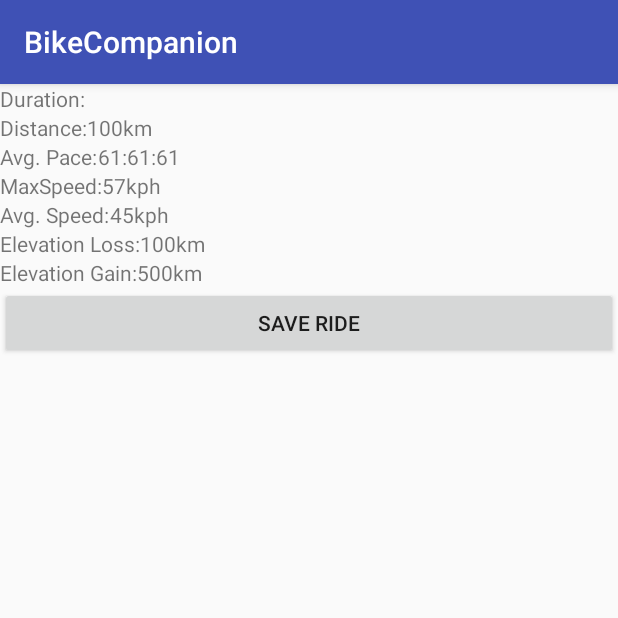
After one commit to coch110149/BikeCompanion, an Android app: the RideSummaryActivity screen opened directly, with no data from a screen before it, on a phone screen of 412 x 824 dp, the top half of it. The commit adds this screen. Run offline under Robolectric (Android 15) with nearby library versions, the phone set to English and light mode, and no system bars.

Commit message:
added dialog for stop button push added ui for ride summary

```diff
--- a/app/build.gradle
+++ b/app/build.gradle
@@ -27,5 +27,6 @@ dependencies {
     })
     compile 'com.android.support:appcompat-v7:25.1.1'
     compile 'com.google.android.gms:play-services:10.2.0'
+    compile 'com.android.support.constraint:constraint-layout:1.0.0-beta4'
     testCompile 'junit:junit:4.12'
 }
--- a/app/src/main/AndroidManifest.xml
+++ b/app/src/main/AndroidManifest.xml
@@ -13,6 +13,7 @@
         <activity android:name=".MainActivity">
             <intent-filter>
                 <action android:name="android.intent.action.MAIN"/>
+
                 <category android:name="android.intent.category.LAUNCHER"/>
             </intent-filter>
         </activity>
@@ -22,6 +23,8 @@
         </activity>
         <activity android:name=".BikeGarageActivity">
         </activity>
+        <activity android:name=".RideSummaryActivity">
+        </activity>
     </application>
 
 </manifest>
--- a/app/src/main/java/com/cochrane/clinton/bikecompanion/RideActivity.java
+++ b/app/src/main/java/com/cochrane/clinton/bikecompanion/RideActivity.java
@@ -1,14 +1,18 @@
 package com.cochrane.clinton.bikecompanion;
 
 import android.Manifest;
+import android.content.DialogInterface;
+import android.content.Intent;
 import android.content.pm.PackageManager;
 import android.location.Location;
 import android.os.Bundle;
+import android.os.PersistableBundle;
 import android.os.SystemClock;
 import android.support.annotation.NonNull;
 import android.support.annotation.Nullable;
 import android.support.v4.app.ActivityCompat;
 import android.support.v4.content.ContextCompat;
+import android.support.v7.app.AlertDialog;
 import android.support.v7.app.AppCompatActivity;
 import android.util.Log;
 import android.view.View;
@@ -26,9 +30,7 @@ import com.google.android.gms.location.LocationServices;
 public class RideActivity extends AppCompatActivity implements
 		GoogleApiClient.ConnectionCallbacks, GoogleApiClient.OnConnectionFailedListener,
 				LocationListener
-
 	{
-
 	public static final long UPDATE_INTERVAL_IN_MS = 5000;
 	public static final long FASTEST_UPDATE_INTERVAL_IN_MS = UPDATE_INTERVAL_IN_MS / 2;
 	protected static final String TAG = "BC-riding-activity";
@@ -87,8 +89,10 @@ public class RideActivity extends AppCompatActivity implements
 			mElevationGainTextView = (TextView) findViewById(R.id.ElevationGain_Information);
 
 			mRequestingLocationUpdates = false;
-			mLastUpdateTime = "";
-			updateValuesFromBundle(savedInstanceState);
+			if (savedInstanceState != null)
+			{
+				updateValuesFromBundle(savedInstanceState);
+			}
 			//start process of building a GoogleApiClient and requesting LocationServices
 			buildGoogleApiClient();
 		}
@@ -151,7 +155,6 @@ public class RideActivity extends AppCompatActivity implements
 	 */
 	public void StartRide(View v)
 		{
-
 			if (mDurationTextView.isActivated() == false)
 			{
 				mDurationTextView.setBase((SystemClock.elapsedRealtime() + timeWhenStopped));
@@ -166,10 +169,32 @@ public class RideActivity extends AppCompatActivity implements
 
 	public void StopRide(View v)
 		{
-			timeWhenStopped = 0;
-			mDurationTextView.stop();
-
-			stopLocationUpdates();
+			AlertDialog.Builder stopRideDialogBuilder = new AlertDialog.Builder(this);
+			stopRideDialogBuilder.setMessage(R.string.confirm_exit_ride);
+			stopRideDialogBuilder.setPositiveButton(R.string.yes, new DialogInterface.OnClickListener()
+				{
+					@Override
+					public void onClick(DialogInterface dialog, int which)
+						{
+							Intent intent = new Intent(RideActivity.this, RideSummaryActivity.class);
+							startActivity(intent);
+						}
+				});
+			stopRideDialogBuilder.setNegativeButton(R.string.no, new DialogInterface.OnClickListener()
+				{
+					@Override
+					public void onClick(DialogInterface dialog, int which)
+						{
+							dialog.dismiss();
+						}
+				});
+			AlertDialog stopRideDialog = stopRideDialogBuilder.create();
+			stopRideDialog.show();
+//
+//			timeWhenStopped = 0;
+//			mDurationTextView.stop();
+//
+//			stopLocationUpdates();
 		}
 
 	public void PauseRide(View v)
@@ -191,15 +216,12 @@ public class RideActivity extends AppCompatActivity implements
 	protected void startLocationUpdates()
 		{
 			Log.i(TAG, "startLocationUpdates");
-
 			if (ContextCompat.checkSelfPermission(this, Manifest.permission.ACCESS_FINE_LOCATION)
 					    != PackageManager.PERMISSION_GRANTED)
 			{
-
 				ActivityCompat.requestPermissions(this,
 						new String[]{Manifest.permission.ACCESS_FINE_LOCATION},
 						PERMISSION_ACCESS_FINE_LOCATION);
-
 			} else
 			{
 				mRequestingLocationUpdates = true;
@@ -207,7 +229,6 @@ public class RideActivity extends AppCompatActivity implements
 				mPreviousLocation = LocationServices.FusedLocationApi.getLastLocation(mGoogleApiClient);
 				LocationServices.FusedLocationApi.requestLocationUpdates(mGoogleApiClient,
 						mLocationRequest, this);
-
 			}
 		}
 
@@ -304,11 +325,10 @@ public class RideActivity extends AppCompatActivity implements
 	public void onConnected(@Nullable Bundle bundle)
 		{
 			Log.i(TAG, "Connected to Google Play Services!");
-//			if (mRequestingLocationUpdates)
-//			{
-//				startLocationUpdates();
-//			}
-
+			if (mRequestingLocationUpdates)
+			{
+				startLocationUpdates();
+			}
 		}
 
 	/**
@@ -349,7 +369,6 @@ public class RideActivity extends AppCompatActivity implements
 		{
 			if (mCurrentLocation.getAltitude() != 0 && mPreviousLocation.getAltitude() != 0)
 			{
-
 				if (mCurrentLocation.getAltitude() > mPreviousLocation.getAltitude())
 				{
 					mElevationGain += mCurrentLocation.getAltitude() - mPreviousLocation.getAltitude();
@@ -394,10 +413,18 @@ public class RideActivity extends AppCompatActivity implements
 			Log.i(TAG, "Connection failed with errorCode: " + connectionResult.getErrorCode());
 		}
 
+
+	@Override
+	public void onSaveInstanceState(Bundle outState, PersistableBundle outPersistentState)
+		{
+			super.onSaveInstanceState(outState, outPersistentState);
+		}
+
 	/**
 	 * Stores activity data in the bundle
 	 */
-	public void onSaveInstance(Bundle savedInstanceState)
+	@Override
+	public void onSaveInstanceState(Bundle savedInstanceState)
 		{
 			savedInstanceState.putBoolean(REQUESTING_LOCATION_UPDATES_KEY, mRequestingLocationUpdates);
 			savedInstanceState.putParcelable(LOCATION_KEY, mCurrentLocation);
--- /dev/null
+++ b/app/src/main/java/com/cochrane/clinton/bikecompanion/RideSummaryActivity.java
@@ -0,0 +1,15 @@
+package com.cochrane.clinton.bikecompanion;
+
+import android.support.v7.app.AppCompatActivity;
+import android.os.Bundle;
+
+public class RideSummaryActivity extends AppCompatActivity
+	{
+
+	@Override
+	protected void onCreate(Bundle savedInstanceState)
+		{
+			super.onCreate(savedInstanceState);
+			setContentView(R.layout.activity_ride_summary);
+		}
+	}
--- /dev/null
+++ b/app/src/main/res/layout/activity_ride_summary.xml
@@ -0,0 +1,122 @@
+<?xml version="1.0" encoding="utf-8"?>
+<LinearLayout
+    xmlns:android="http://schemas.android.com/apk/res/android"
+    xmlns:tools="http://schemas.android.com/tools"
+    android:id="@+id/activity_ride_summary"
+    android:layout_width="match_parent"
+    android:layout_height="match_parent"
+    android:orientation="vertical"
+    tools:context="com.cochrane.clinton.bikecompanion.MainActivity">
+
+    <RelativeLayout
+        android:layout_width="match_parent"
+        android:layout_height="wrap_content">
+
+        <TextView
+            android:id="@+id/Duration_Label"
+            android:layout_width="wrap_content"
+            android:layout_height="wrap_content"
+            android:text="Duration:"/>
+
+        <TextView
+            android:id="@+id/Duration_Information"
+            android:layout_width="wrap_content"
+            android:layout_height="wrap_content"
+            android:layout_toEndOf="@id/Duration_Label"/>
+
+        <TextView
+            android:id="@+id/Distance_Label"
+            android:layout_width="wrap_content"
+            android:layout_height="wrap_content"
+            android:layout_below="@id/Duration_Label"
+            android:text="Distance:"/>
+
+        <TextView
+            android:id="@+id/Distance_Information"
+            android:layout_width="wrap_content"
+            android:layout_height="wrap_content"
+            android:layout_toEndOf="@id/Distance_Label"
+            android:layout_below="@id/Duration_Information"
+            android:text="100km"/>
+
+        <TextView
+            android:id="@+id/AvgPace_Label"
+            android:layout_width="wrap_content"
+            android:layout_height="wrap_content"
+            android:layout_below="@id/Distance_Label"
+            android:text="Avg. Pace:"/>
+
+        <TextView
+            android:id="@+id/AvgPace_Information"
+            android:layout_width="wrap_content"
+            android:layout_height="wrap_content"
+            android:layout_toEndOf="@id/AvgPace_Label"
+            android:layout_below="@id/Distance_Information"
+            android:text="61:61:61"/>
+
+        <TextView
+            android:id="@+id/MaxSpeed_Label"
+            android:layout_width="wrap_content"
+            android:layout_height="wrap_content"
+            android:layout_below="@id/AvgPace_Label"
+            android:text="MaxSpeed:"/>
+
+        <TextView
+            android:id="@+id/MaxSpeed_Information"
+            android:layout_width="wrap_content"
+            android:layout_height="wrap_content"
+            android:layout_toEndOf="@id/MaxSpeed_Label"
+            android:layout_below="@id/AvgPace_Information"
+            android:text="57kph"/>
+
+        <TextView
+            android:id="@+id/AvgSpeed_Label"
+            android:layout_width="wrap_content"
+            android:layout_height="wrap_content"
+            android:layout_below="@id/MaxSpeed_Label"
+            android:text="Avg. Speed:"/>
+
+        <TextView
+            android:id="@+id/AvgSpeed_Information"
+            android:layout_width="wrap_content"
+            android:layout_height="wrap_content"
+            android:layout_toEndOf="@id/AvgSpeed_Label"
+            android:layout_below="@id/MaxSpeed_Information"
+            android:text="45kph"/>
+
+        <TextView
+            android:id="@+id/ElevationLoss_Label"
+            android:layout_width="wrap_content"
+            android:layout_height="wrap_content"
+            android:layout_below="@id/AvgSpeed_Label"
+            android:text="Elevation Loss:"/>
+
+        <TextView
+            android:id="@+id/ElevationLoss_Information"
+            android:layout_width="wrap_content"
+            android:layout_height="wrap_content"
+            android:layout_toEndOf="@id/ElevationLoss_Label"
+            android:layout_below="@id/AvgSpeed_Information"
+            android:text="100km"/>
+
+        <TextView
+            android:id="@+id/ElevationGain_Label"
+            android:layout_width="wrap_content"
+            android:layout_height="wrap_content"
+            android:layout_below="@id/ElevationLoss_Label"
+            android:text="Elevation Gain:"/>
+
+        <TextView
+            android:id="@+id/ElevationGain_Information"
+            android:layout_width="wrap_content"
+            android:layout_height="wrap_content"
+            android:layout_toEndOf="@id/ElevationGain_Label"
+            android:layout_below="@id/ElevationLoss_Information"
+            android:text="500km"/>
+    </RelativeLayout>
+
+    <Button
+        android:layout_width="match_parent"
+        android:layout_height="wrap_content"
+        android:text="save ride"/>
+</LinearLayout>
--- a/app/src/main/res/values/strings.xml
+++ b/app/src/main/res/values/strings.xml
@@ -1,3 +1,6 @@
 <resources>
     <string name="app_name">BikeCompanion</string>
+    <string name="confirm_exit_ride">Are you sure you want to stop this ride?</string>
+    <string name="yes">Yes</string>
+    <string name="no">No</string>
 </resources>
```
